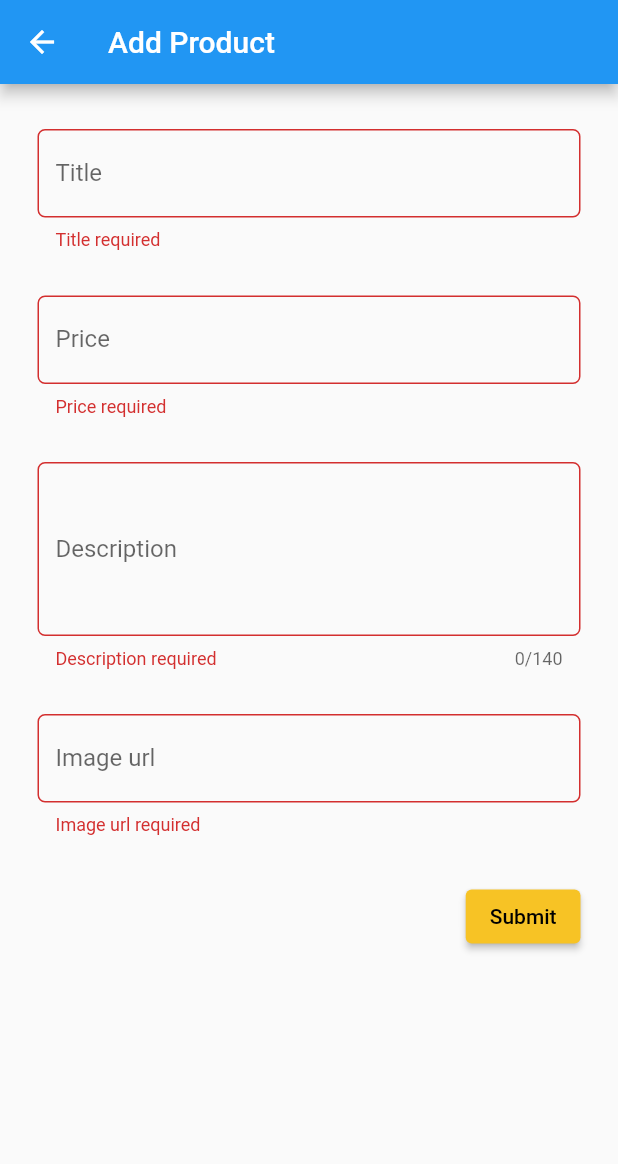
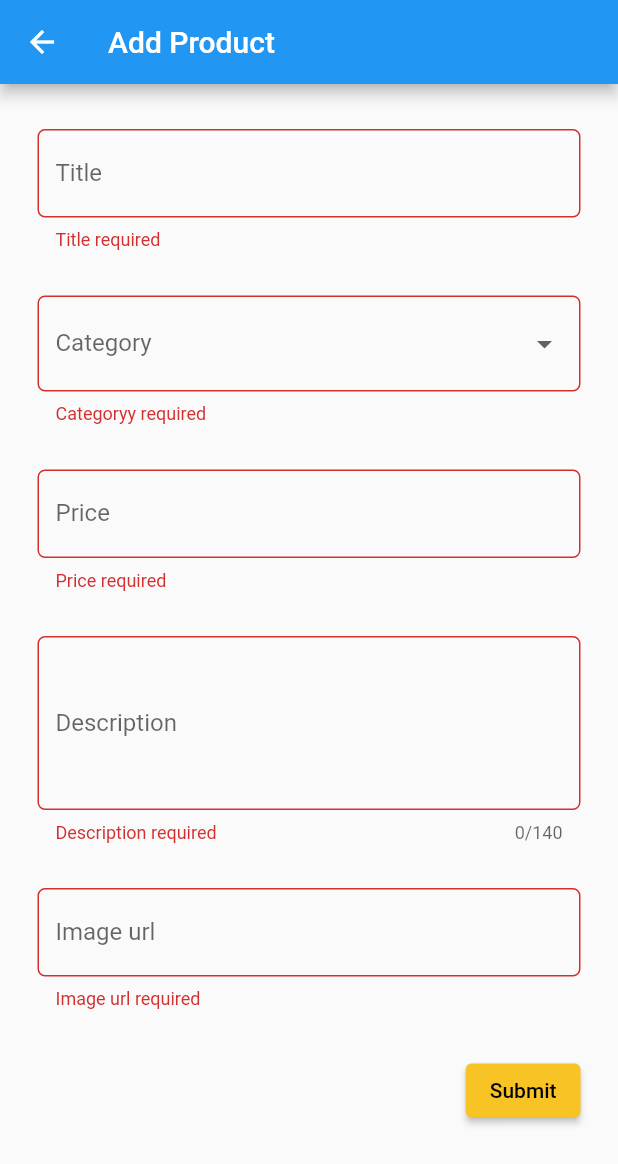
Before and after one commit to ravihabibillah/FakeStore, a Flutter app: the AddUpdateProductPage screen opened directly, after a tap on "Submit", on a phone screen of 412 x 824 dp. Shown: the top 1164 px of the screen. Run offline on Flutter 3.47's test engine with Material 2 defaults, Android fonts, the phone set to English and light mode, and no system bars; our stand-ins replace get; network calls fail.

Commit message:
add category field

```diff
--- a/lib/data/models/product.dart
+++ b/lib/data/models/product.dart
@@ -42,7 +42,7 @@ class Product {
     "title": title,
     "price": price,
     "description": description,
-    // "category": category,
+    "category": category,
     "image": image,
     "rating": rating.toJson(),
   };
--- a/lib/views/add_update_product_page.dart
+++ b/lib/views/add_update_product_page.dart
@@ -26,6 +26,7 @@ class _AddUpdateProductPageState extends State<AddUpdateProductPage> {
 
   final ProductController productController = Get.put(ProductController());
 
+  String? _selectedValueCategory;
   bool _isUpdate = false;
 
   void initState() {
@@ -34,10 +35,21 @@ class _AddUpdateProductPageState extends State<AddUpdateProductPage> {
       _descriptionController.text = widget.product!.description;
       _priceController.text = widget.product!.price.toString();
       _imageUrlController.text = widget.product!.description;
-
+      _selectedValueCategory = widget.product?.category;
       _isUpdate = true;
     }
     super.initState();
+  }
+
+  List<DropdownMenuItem<String>> get dropdownItems {
+    List<DropdownMenuItem<String>> menuItems = [
+      DropdownMenuItem(child: Text("Men's Clothing"), value: "men's clothing"),
+      DropdownMenuItem(
+          child: Text("Women's Clothing"), value: "women's clothing"),
+      DropdownMenuItem(child: Text("Jewelry"), value: "jewelery"),
+      DropdownMenuItem(child: Text("Electronics"), value: "electronics"),
+    ];
+    return menuItems;
   }
 
   @override
@@ -76,6 +88,28 @@ class _AddUpdateProductPageState extends State<AddUpdateProductPage> {
                   if (value == null || value.isEmpty) {
                     return 'Title required';
                   }
+                },
+              ),
+              SizedBox(
+                height: 30,
+              ),
+              DropdownButtonFormField(
+                items: dropdownItems,
+                value: _selectedValueCategory,
+                onChanged: (newValue) {
+                  _selectedValueCategory = newValue;
+                },
+                decoration: InputDecoration(
+                  label: const Text('Category'),
+                  border: OutlineInputBorder(
+                    borderRadius: BorderRadius.circular(5.0),
+                  ),
+                ),
+                validator: (value) {
+                  if (value == null) {
+                    return 'Categoryy required';
+                  }
+                  return null;
                 },
               ),
               SizedBox(
@@ -149,10 +183,9 @@ class _AddUpdateProductPageState extends State<AddUpdateProductPage> {
                         price: double.parse(
                             _priceController.text.replaceAll(",", "")),
                         description: _descriptionController.text,
-                      // category: category,
                         image: _imageUrlController.text,
                         rating: rating,
-                    );
+                        category: _selectedValueCategory);
 
                     if (!_isUpdate) {
                       await productController.addProduct(data);
@@ -162,7 +195,9 @@ class _AddUpdateProductPageState extends State<AddUpdateProductPage> {
                     }
 
                     Get.snackbar(
-                      _isUpdate ? 'Update Product Message' : 'Add Product Message',
+                      _isUpdate
+                          ? 'Update Product Message'
+                          : 'Add Product Message',
                       productController.message.value,
                       snackPosition: SnackPosition.BOTTOM,
                       backgroundColor: grayColor,
```
Lines whose indentation alone changed are shown as unchanged.
